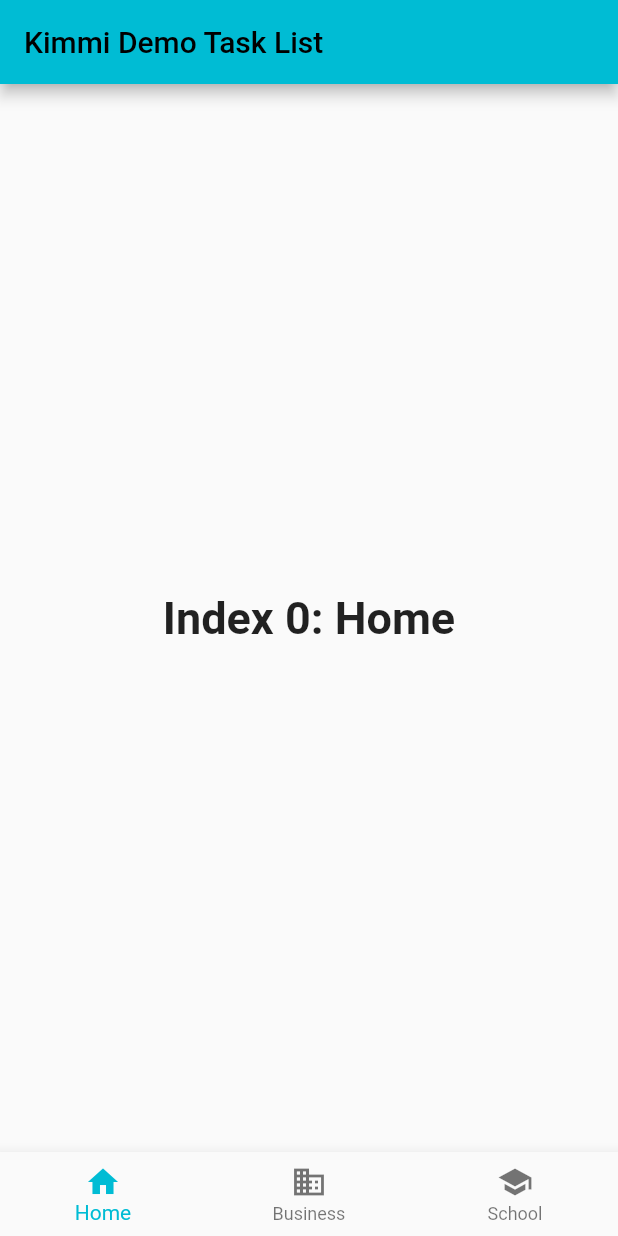
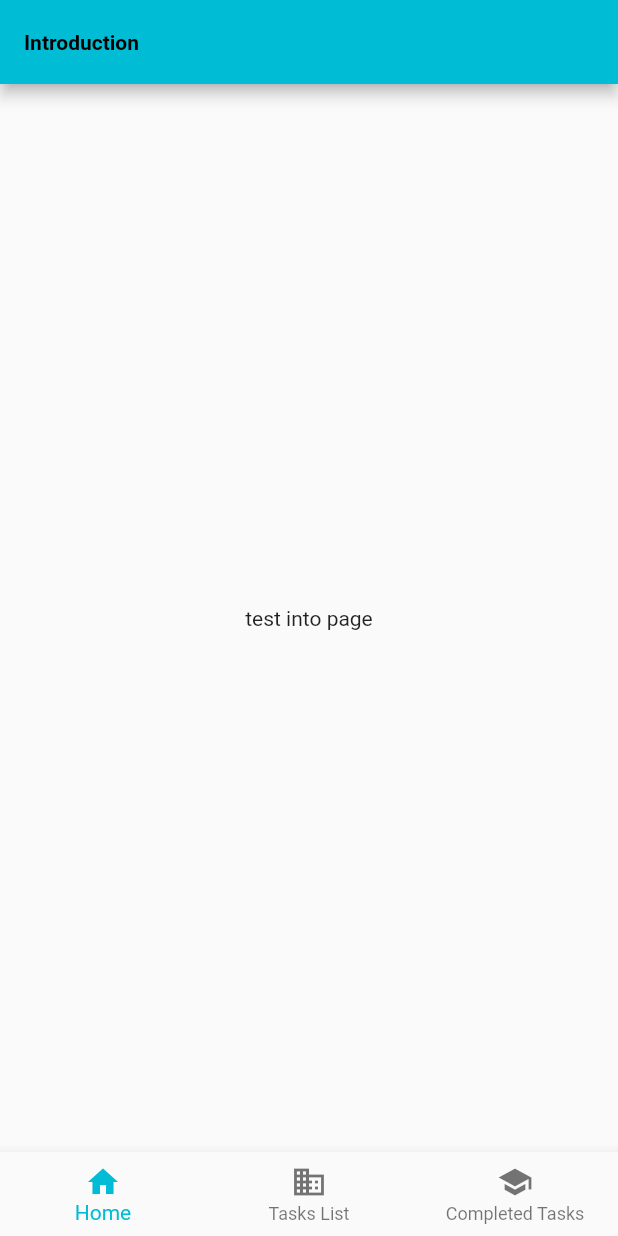
Before and after one commit to kimimaula/task-tracker, a Flutter app: the screen it shows after launch, on a phone screen of 412 x 824 dp. Run offline on Flutter 3.47's test engine with Material 2 defaults, Android fonts, the phone set to English and light mode, and no system bars.

Commit message:
added pages

```diff
--- /dev/null
+++ b/lib/complete.dart
@@ -0,0 +1,19 @@
+import 'package:flutter/material.dart';
+
+class CompletePg extends StatefulWidget {
+  const CompletePg({required Key key}) : super(key: key);
+
+  @override
+  State<CompletePg> createState() => _CompletePgState();
+}
+
+class _CompletePgState extends State<CompletePg> {
+  @override
+  Widget build(BuildContext context) {
+    return const Scaffold(
+      body: Center(
+        child: Text('test complete page'),
+      ),
+    );
+  }
+}
--- /dev/null
+++ b/lib/intro.dart
@@ -0,0 +1,19 @@
+import 'package:flutter/material.dart';
+
+class IntroPage extends StatefulWidget {
+  const IntroPage({required Key key}) : super(key: key);
+
+  @override
+  State<IntroPage> createState() => _IntroPageState();
+}
+
+class _IntroPageState extends State<IntroPage> {
+  @override
+  Widget build(BuildContext context) {
+    return const Scaffold(
+      body: Center(
+        child: Text('test into page'),
+      ),
+    );
+  }
+}
--- a/lib/main.dart
+++ b/lib/main.dart
@@ -1,4 +1,7 @@
 import 'package:flutter/material.dart';
+import 'intro.dart';
+import 'tasks.dart';
+import 'complete.dart';
 
 void main() {
   runApp(const MyApp());
@@ -32,18 +35,19 @@ class _MyHomePageState extends State<MyHomePage> {
   int _selectedIndex = 0;
 
   static const TextStyle optionStyle =
-      TextStyle(fontSize: 30, fontWeight: FontWeight.bold);
+      TextStyle(fontSize: 14, fontWeight: FontWeight.bold);
+
   static const List<Widget> _widgetOptions = <Widget>[
     Text(
-      'Index 0: Home',
+      'Introduction',
       style: optionStyle,
     ),
     Text(
-      'Index 1: Business',
+      'Tasks List',
       style: optionStyle,
     ),
     Text(
-      'Index 2: School',
+      'Completed Tasks',
       style: optionStyle,
     ),
   ];
@@ -54,14 +58,31 @@ class _MyHomePageState extends State<MyHomePage> {
     });
   }
 
+  Widget _buildBody() {
+    switch (_selectedIndex) {
+      case 0:
+        return IntroPage(key: UniqueKey());
+      case 1:
+        return Tasks(
+          key: UniqueKey(),
+        );
+      case 2:
+        return CompletePg(
+          key: UniqueKey(),
+        );
+      default:
+        return Container();
+    }
+  }
+
   @override
   Widget build(BuildContext context) {
     return Scaffold(
       appBar: AppBar(
-        title: Text(widget.title),
+        title: _widgetOptions.elementAt(_selectedIndex),
       ),
       body: Center(
-        child: _widgetOptions.elementAt(_selectedIndex),
+        child: _buildBody(),
       ),
       bottomNavigationBar: BottomNavigationBar(
         items: const <BottomNavigationBarItem>[
@@ -71,11 +92,11 @@ class _MyHomePageState extends State<MyHomePage> {
           ),
           BottomNavigationBarItem(
             icon: Icon(Icons.business),
-            label: 'Business',
+            label: 'Tasks List',
           ),
           BottomNavigationBarItem(
             icon: Icon(Icons.school),
-            label: 'School',
+            label: 'Completed Tasks',
           ),
         ],
         currentIndex: _selectedIndex,
--- /dev/null
+++ b/lib/tasks.dart
@@ -0,0 +1,19 @@
+import 'package:flutter/material.dart';
+
+class Tasks extends StatefulWidget {
+  const Tasks({required Key key}) : super(key: key);
+
+  @override
+  State<Tasks> createState() => _TasksState();
+}
+
+class _TasksState extends State<Tasks> {
+  @override
+  Widget build(BuildContext context) {
+    return const Scaffold(
+      body: Center(
+        child: Text('test task page'),
+      ),
+    );
+  }
+}
```
